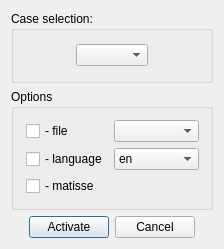
This is cfd_study/src/CFDSTUDYGUI/GUIActivationDialog.ui in code-saturne/salome_cfd_extensions as Qt 5 draws it before an edit. The edited form follows.
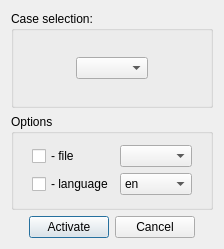
This is the edited form.

Commit message: Remove the MATISSE module from the current version as authorized by E. Bouquerel (internal letter, ref. ELIDC1100281). The MATISSE module can be found in its last version by the Subversion tag pre_removing_matisse.

Diff of the .ui file:
```diff
--- a/cfd_study/src/CFDSTUDYGUI/GUIActivationDialog.ui
+++ b/cfd_study/src/CFDSTUDYGUI/GUIActivationDialog.ui
@@ -107,26 +107,6 @@
           </item>
          </widget>
         </item>
-        <item row="2" column="0" >
-         <widget class="QCheckBox" name="MatissCheckBox" >
-          <property name="text" >
-           <string>- matisse</string>
-          </property>
-         </widget>
-        </item>
-        <item row="2" column="1" >
-         <spacer name="horizontalSpacer_5" >
-          <property name="orientation" >
-           <enum>Qt::Horizontal</enum>
-          </property>
-          <property name="sizeHint" stdset="0" >
-           <size>
-            <width>98</width>
-            <height>20</height>
-           </size>
-          </property>
-         </spacer>
-        </item>
        </layout>
       </item>
       <item>
@@ -197,7 +177,7 @@
    </item>
   </layout>
  </widget>
- <layoutdefault spacing="6" margin="11" />
+ <layoutdefault spacing="6" margin="11"/>
  <pixmapfunction>qPixmapFromMimeSource</pixmapfunction>
  <resources/>
  <connections>
```
Left out of the diff: 119 changed lines with no effect on the pictures. The commit also changes 3 other files.
